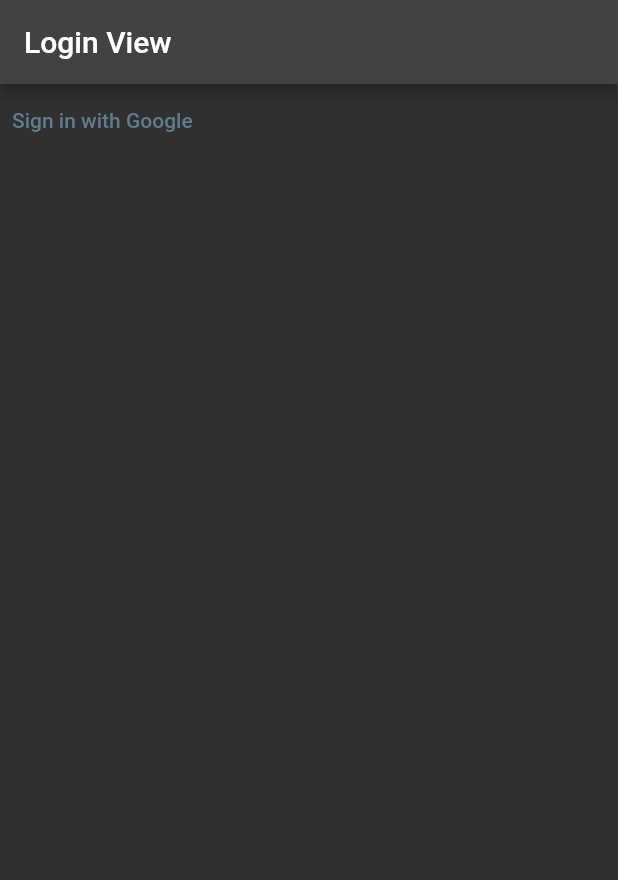
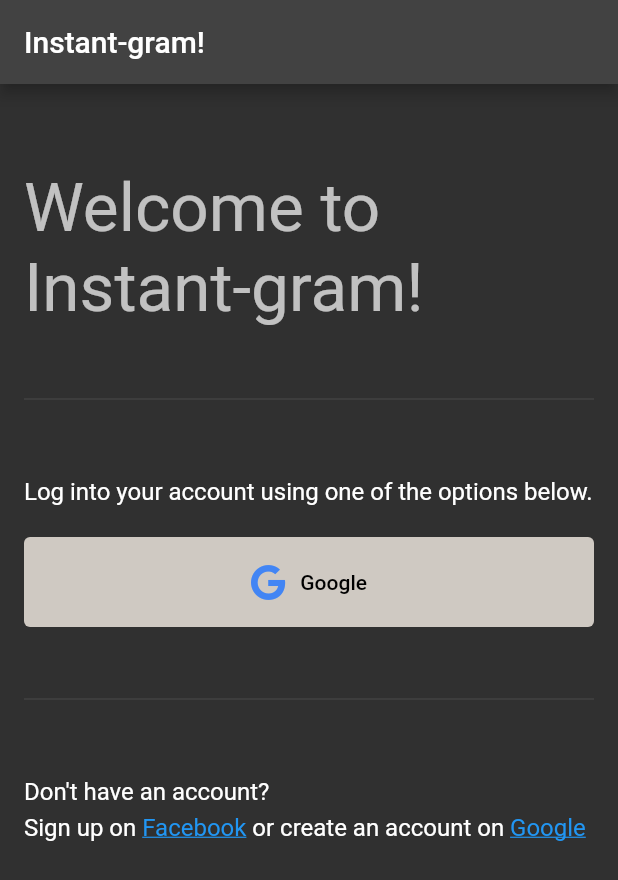
Before and after one commit to kisahtegar/instantgram, a Flutter app: the screen it shows after launch, on a phone screen of 412 x 824 dp. Shown: the top 880 px of the screen. Run offline on Flutter 3.47's test engine with Material 2 defaults, Android fonts, the phone set to English and light mode, and no system bars; our stand-ins replace cloud_firestore, firebase_auth, firebase_core, font_awesome_flutter, google_sign_in, hooks_riverpod; missing offline and left inert: flutter_facebook_auth; accounts and stored records are empty.

Commit message:
Implementing the Landing/Login screen.

```diff
--- /dev/null
+++ b/lib/extension/string/as_html_color_to_color.dart
@@ -0,0 +1,12 @@
+import 'package:flutter/material.dart' show Color;
+
+import 'remove_all.dart';
+
+extension AsHtmlColorToColor on String {
+  Color htmlColorToColor() => Color(
+        int.parse(
+          removeAll(['0x', '#']).padLeft(8, 'ff'),
+          radix: 16,
+        ),
+      );
+}
--- /dev/null
+++ b/lib/extension/string/remove_all.dart
@@ -0,0 +1,8 @@
+extension RemoveAll on String {
+  String removeAll(Iterable<String> values) => values.fold(
+      this,
+      (String result, String pattern) => result.replaceAll(
+            pattern,
+            '',
+          ));
+}
--- a/lib/main.dart
+++ b/lib/main.dart
@@ -9,6 +9,7 @@ import 'state/auth/providers/auth_state_provider.dart';
 import 'state/auth/providers/is_logged_in_provider.dart';
 import 'state/providers/is_loading_provider.dart';
 import 'views/components/loading/loading_screen.dart';
+import 'views/login/login_view.dart';
 
 extension Log on Object {
   void log() => devtools.log(toString());
@@ -97,28 +98,3 @@ class MainView extends StatelessWidget {
     );
   }
 }
-
-/// For when you are not logged in.
-class LoginView extends ConsumerWidget {
-  const LoginView({
-    super.key,
-  });
-
-  @override
-  Widget build(BuildContext context, WidgetRef ref) {
-    return Scaffold(
-      appBar: AppBar(
-        title: const Text('Login View'),
-      ),
-      body: Column(
-        children: [
-          TextButton(
-            onPressed: () =>
-                ref.read(authStateProvider.notifier).loginWithGoogle(),
-            child: const Text('Sign in with Google'),
-          )
-        ],
-      ),
-    );
-  }
-}
--- /dev/null
+++ b/lib/views/components/rich_text/base_text.dart
@@ -0,0 +1,40 @@
+import 'package:flutter/foundation.dart' show immutable, VoidCallback;
+import 'package:flutter/material.dart' show TextStyle, Colors, TextDecoration;
+
+import 'link_text.dart';
+
+@immutable
+class BaseText {
+  const BaseText({
+    required this.text,
+    this.style,
+  });
+
+  final String text;
+  final TextStyle? style;
+
+  /// Instance of BaseText for plain text.
+  factory BaseText.plain({
+    required String text,
+    TextStyle? style = const TextStyle(),
+  }) =>
+      BaseText(
+        text: text,
+        style: style,
+      );
+
+  /// Instance of LinkText for link text.
+  factory BaseText.link({
+    required String text,
+    required VoidCallback onTapped,
+    TextStyle? style = const TextStyle(
+      color: Colors.blue,
+      decoration: TextDecoration.underline,
+    ),
+  }) =>
+      LinkText(
+        text: text,
+        onTapped: onTapped,
+        style: style,
+      );
+}
--- /dev/null
+++ b/lib/views/components/rich_text/link_text.dart
@@ -0,0 +1,13 @@
+import 'package:flutter/foundation.dart' show immutable, VoidCallback;
+import 'base_text.dart';
+
+@immutable
+class LinkText extends BaseText {
+  final VoidCallback onTapped;
+
+  const LinkText({
+    required super.text,
+    required this.onTapped,
+    super.style,
+  });
+}
--- /dev/null
+++ b/lib/views/components/rich_text/rich_text_widget.dart
@@ -0,0 +1,49 @@
+import 'package:flutter/gestures.dart';
+import 'package:flutter/material.dart';
+
+import 'base_text.dart';
+import 'link_text.dart';
+
+import 'dart:developer' as devtools show log;
+
+extension Log on Object {
+  void log() => devtools.log(toString());
+}
+
+class RichTextWidget extends StatelessWidget {
+  final TextStyle? styleForAll;
+  final Iterable<BaseText> texts;
+
+  const RichTextWidget({
+    super.key,
+    required this.texts,
+    this.styleForAll,
+  });
+
+  @override
+  Widget build(BuildContext context) {
+    return RichText(
+      text: TextSpan(
+        children: texts.map(
+          (baseText) {
+            if (baseText is LinkText) {
+              return TextSpan(
+                text: baseText.text,
+                style: styleForAll?.merge(baseText.style),
+                recognizer: TapGestureRecognizer()
+                  ..onTap = () {
+                    baseText.onTapped();
+                  },
+              );
+            } else {
+              return TextSpan(
+                text: baseText.text,
+                style: styleForAll?.merge(baseText.style),
+              );
+            }
+          },
+        ).toList(),
+      ),
+    );
+  }
+}
--- /dev/null
+++ b/lib/views/constants/app_colors.dart
@@ -0,0 +1,14 @@
+import 'package:flutter/foundation.dart' show immutable;
+import 'package:flutter/material.dart' show Colors;
+
+import '../../extension/string/as_html_color_to_color.dart';
+
+@immutable
+class AppColors {
+  const AppColors._();
+
+  static final loginButtonColor = '#cfc9c2'.htmlColorToColor();
+  static const loginButtonTextColor = Colors.black;
+  static final googleColor = '#4285F4'.htmlColorToColor();
+  static final facebookColor = '#3b5998'.htmlColorToColor();
+}
--- /dev/null
+++ b/lib/views/constants/strings.dart
@@ -0,0 +1,39 @@
+import 'package:flutter/foundation.dart' show immutable;
+
+@immutable
+class Strings {
+  const Strings._();
+
+  static const appName = 'Instant-gram!';
+  static const welcomeToAppName = 'Welcome to ${Strings.appName}';
+  static const youHaveNoPosts =
+      'You have not made a post yet. Press either the video-upload or the photo-upload buttons to the top of the screen in order to upload your first post!';
+  static const noPostsAvailable =
+      "Nobody seems to have made any posts yet. Why don't you take the first step and upload your first post?!";
+  static const enterYourSearchTerm =
+      'Enter your search term in order go get started. You can search in the description of all posts available in the system';
+  static const facebook = 'Facebook';
+  static const facebookSignupUrl = 'https://www.facebook.com/signup';
+  static const google = 'Google';
+  static const googleSignupUrl = 'https://accounts.google.com/signup';
+  static const logIntoYourAccount =
+      'Log into your account using one of the options below.';
+  static const comments = 'Comments';
+  static const writeYourCommentHere = 'Write your comment here...';
+  static const checkOutThisPost = 'Check out this post!';
+  static const postDetails = 'Post Details';
+  static const post = 'post';
+
+  static const createNewPost = 'Create New Post';
+  static const pleaseWriteYourMessageHere = 'Please write your message here';
+
+  static const noCommentsYet =
+      'Nobody has commented on this post yet. You can change that though, and be the first person who comments!';
+
+  static const enterYourSearchTermHere = 'Enter your search term here';
+
+  // login view rich text at bottom
+  static const dontHaveAnAccount = "Don't have an account?\n";
+  static const signUpOn = 'Sign up on ';
+  static const orCreateAnAccountOn = ' or create an account on ';
+}
--- /dev/null
+++ b/lib/views/login/divider_with_margins.dart
@@ -0,0 +1,16 @@
+import 'package:flutter/material.dart';
+
+class DividerWithMargins extends StatelessWidget {
+  const DividerWithMargins({super.key});
+
+  @override
+  Widget build(BuildContext context) {
+    return const Column(
+      children: [
+        SizedBox(height: 40),
+        Divider(),
+        SizedBox(height: 40),
+      ],
+    );
+  }
+}
--- /dev/null
+++ b/lib/views/login/google_button.dart
@@ -0,0 +1,31 @@
+import 'package:flutter/material.dart';
+import 'package:font_awesome_flutter/font_awesome_flutter.dart';
+
+import '../constants/app_colors.dart';
+import '../constants/strings.dart';
+
+class GoogleButton extends StatelessWidget {
+  const GoogleButton({super.key});
+
+  @override
+  Widget build(BuildContext context) {
+    return SizedBox(
+      height: 44.0,
+      child: Row(
+        mainAxisAlignment: MainAxisAlignment.center,
+        children: [
+          FaIcon(
+            FontAwesomeIcons.google,
+            color: AppColors.googleColor,
+          ),
+          const SizedBox(
+            width: 10.0,
+          ),
+          const Text(
+            Strings.google,
+          )
+        ],
+      ),
+    );
+  }
+}
--- /dev/null
+++ b/lib/views/login/login_view.dart
@@ -0,0 +1,65 @@
+import 'package:flutter/material.dart';
+import 'package:hooks_riverpod/hooks_riverpod.dart';
+
+import '../../state/auth/providers/auth_state_provider.dart';
+import '../constants/app_colors.dart';
+import '../constants/strings.dart';
+import 'divider_with_margins.dart';
+import 'google_button.dart';
+import 'login_view_signup_links.dart';
+
+class LoginView extends ConsumerWidget {
+  const LoginView({Key? key}) : super(key: key);
+
+  @override
+  Widget build(BuildContext context, WidgetRef ref) {
+    return Scaffold(
+      appBar: AppBar(
+        title: const Text(
+          Strings.appName,
+        ),
+      ),
+      body: Padding(
+        padding: const EdgeInsets.all(16.0),
+        child: SingleChildScrollView(
+          child: Column(
+            crossAxisAlignment: CrossAxisAlignment.stretch,
+            children: [
+              const SizedBox(height: 40),
+
+              // header text
+              Text(
+                Strings.welcomeToAppName,
+                style: Theme.of(context).textTheme.displaySmall,
+              ),
+
+              const DividerWithMargins(),
+
+              Text(
+                Strings.logIntoYourAccount,
+                style: Theme.of(context)
+                    .textTheme
+                    .titleMedium
+                    ?.copyWith(height: 1.5),
+              ),
+
+              const SizedBox(height: 20),
+              TextButton(
+                style: TextButton.styleFrom(
+                  backgroundColor: AppColors.loginButtonColor,
+                  foregroundColor: AppColors.loginButtonTextColor,
+                ),
+                onPressed: ref.read(authStateProvider.notifier).loginWithGoogle,
+                child: const GoogleButton(),
+              ),
+
+              const DividerWithMargins(),
+
+              const LoginViewSignupLinks(),
+            ],
+          ),
+        ),
+      ),
+    );
+  }
+}
--- /dev/null
+++ b/lib/views/login/login_view_signup_links.dart
@@ -0,0 +1,43 @@
+import 'package:flutter/material.dart';
+import 'package:url_launcher/url_launcher.dart';
+
+import '../components/rich_text/base_text.dart';
+import '../components/rich_text/rich_text_widget.dart';
+import '../constants/strings.dart';
+
+class LoginViewSignupLinks extends StatelessWidget {
+  const LoginViewSignupLinks({super.key});
+
+  @override
+  Widget build(BuildContext context) {
+    return RichTextWidget(
+      styleForAll:
+          Theme.of(context).textTheme.titleMedium?.copyWith(height: 1.5),
+      texts: [
+        BaseText.plain(text: Strings.dontHaveAnAccount),
+        BaseText.plain(text: Strings.signUpOn),
+        BaseText.link(
+          text: Strings.facebook,
+          onTapped: () {
+            launchUrl(
+              Uri.parse(
+                Strings.facebookSignupUrl,
+              ),
+            );
+          },
+        ),
+        BaseText.plain(text: Strings.orCreateAnAccountOn),
+        BaseText.link(
+          text: Strings.google,
+          onTapped: () {
+            launchUrl(
+              Uri.parse(
+                Strings.googleSignupUrl,
+              ),
+            );
+          },
+        ),
+      ],
+    );
+  }
+}
```
